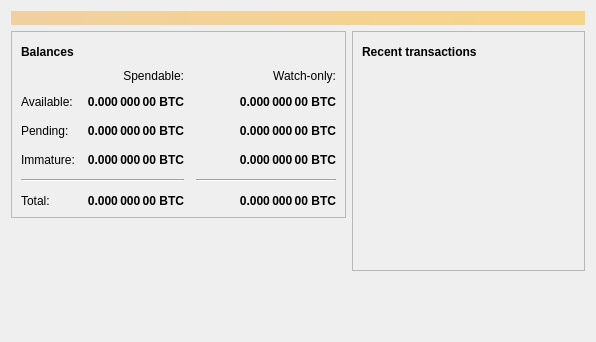
First picture: the form in src/qt/forms/overviewpage.ui, repository willyko/syscoin2, before the edit.
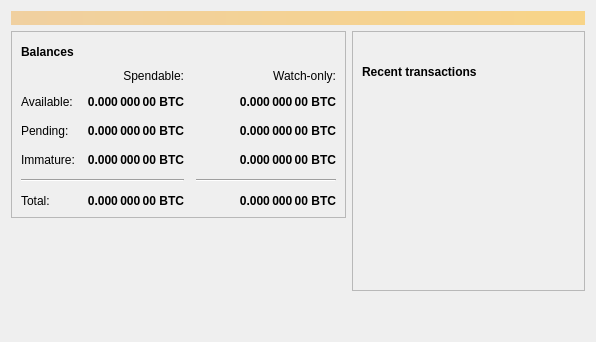
Second picture: the form after the edit.

Commit message: play with overview page

```diff
--- a/src/qt/forms/overviewpage.ui
+++ b/src/qt/forms/overviewpage.ui
@@ -424,6 +424,13 @@
                     <enum>QFrame::Raised</enum>
                   </property>
                   <layout class="QVBoxLayout" name="verticalLayout">
+          <item>
+           <widget class="QLabel" name="transactionHeader">
+            <property name="text">
+             <string/>
+            </property>
+           </widget>
+          </item>
                     <item>
                       <layout class="QHBoxLayout" name="horizontalLayout_2">
                         <item>
```
Left out of the diff: 4 changed lines with no effect on the pictures. Lines whose indentation alone changed are shown as unchanged. The commit also changes 1 other file.
